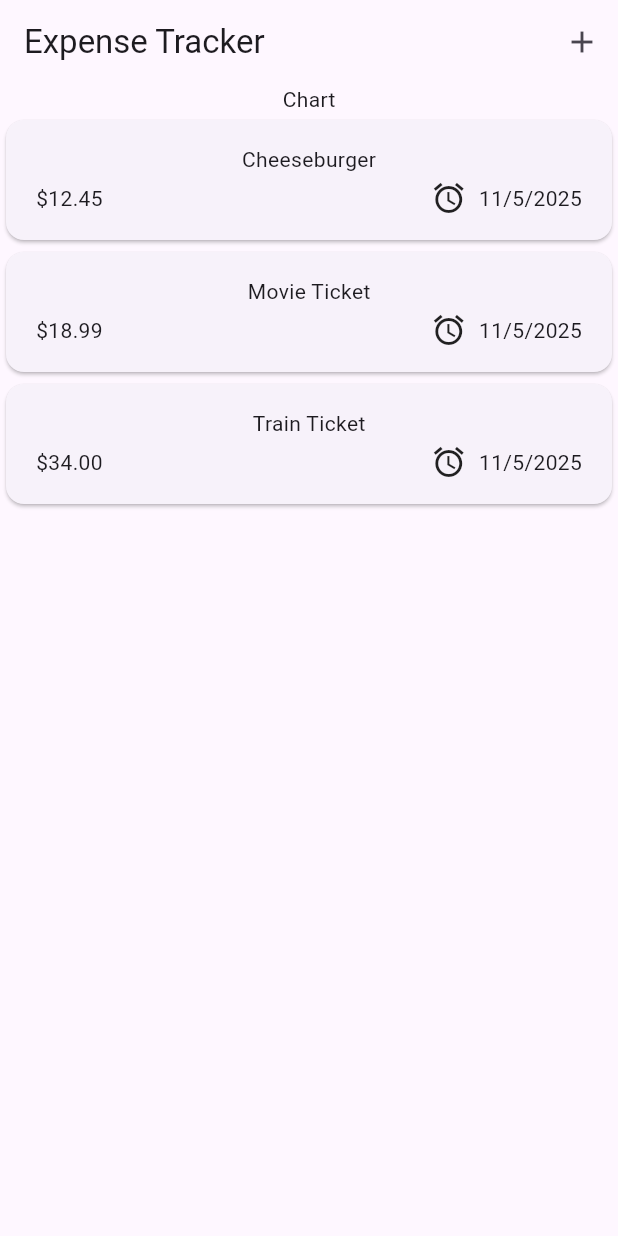
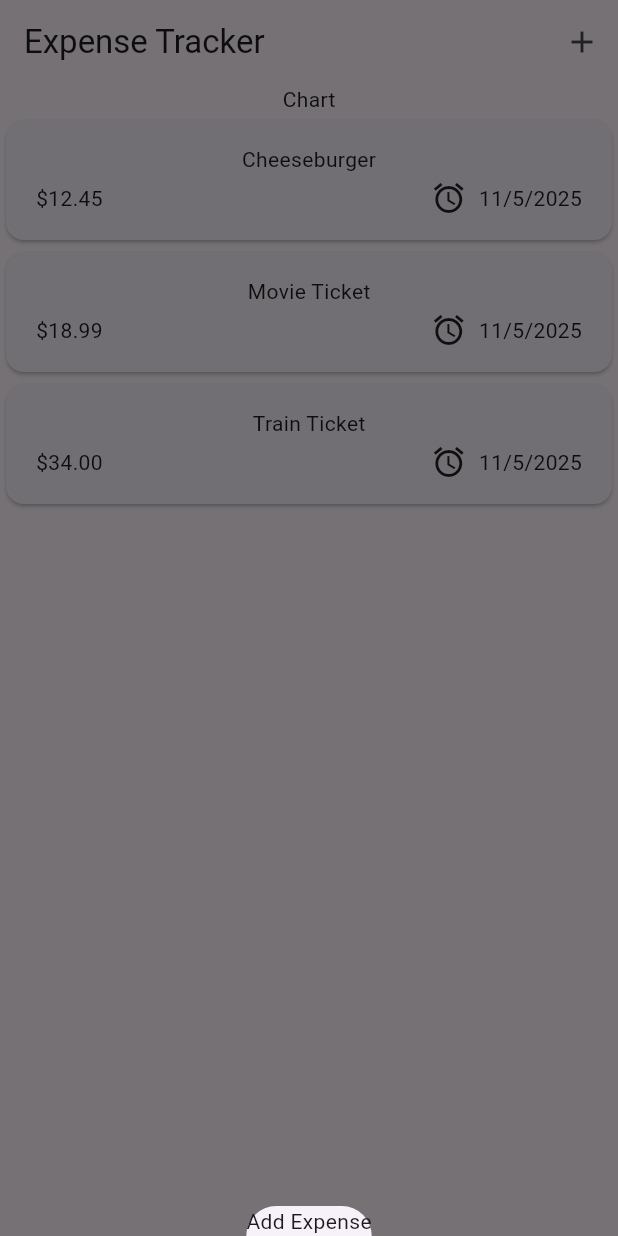
Before and after one commit to MackyMa/expense_tracker, a Flutter app: the screen it shows after launch, after a tap on the "add" icon, on a phone screen of 412 x 824 dp. Run offline on Flutter 3.47's test engine with Material 3 defaults, Android fonts, the phone set to English and light mode, and no system bars.

```diff
--- a/lib/expenses.dart
+++ b/lib/expenses.dart
@@ -11,6 +11,11 @@ class Expenses extends StatefulWidget{
 }
 
 class _ExpensesState extends State<Expenses>{
+  void _openAddExpenseOverlay() {
+    showModalBottomSheet(context: context,
+    builder: (ctx) => Text('Add Expense'),
+    );
+  }
   final List<Expense> _registeredExpenses = [
     Expense(
       title: 'Cheeseburger',
@@ -38,7 +43,7 @@ class _ExpensesState extends State<Expenses>{
     return Scaffold(
       appBar: AppBar(
         title: const Text('Expense Tracker'),
-        actions: [IconButton(onPressed: () {}, icon: const Icon(Icons.add))]
+        actions: [IconButton(onPressed: _openAddExpenseOverlay, icon: const Icon(Icons.add))],
       ),
       body:Column(
         children: [Text("Chart"),
```
